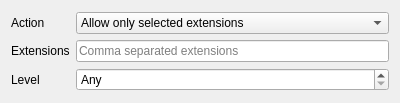
Before: the Qt Designer form typesvalwidget.ui in Kuszki/K-Tree-Tools, drawn with Qt 5.
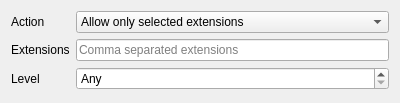
After: the same form once the commit is applied. Icons and pictures are not drawn.

Patch:
```diff
--- a/typesvalwidget.ui
+++ b/typesvalwidget.ui
@@ -28,7 +28,7 @@
     <set>Qt::AlignLeading|Qt::AlignLeft|Qt::AlignVCenter</set>
    </property>
    <property name="formAlignment">
-    <set>Qt::AlignLeading|Qt::AlignLeft|Qt::AlignVCenter</set>
+    <set>Qt::AlignLeading|Qt::AlignLeft|Qt::AlignTop</set>
    </property>
    <item row="0" column="0">
     <widget class="QLabel" name="actionLabel">
```
Left out of the diff: 2 changed lines with no effect on the pictures.
